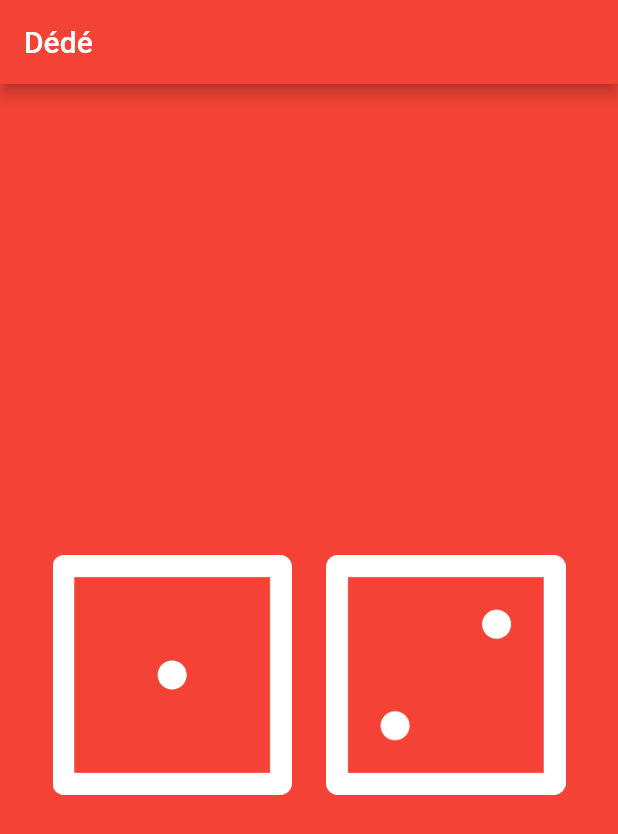
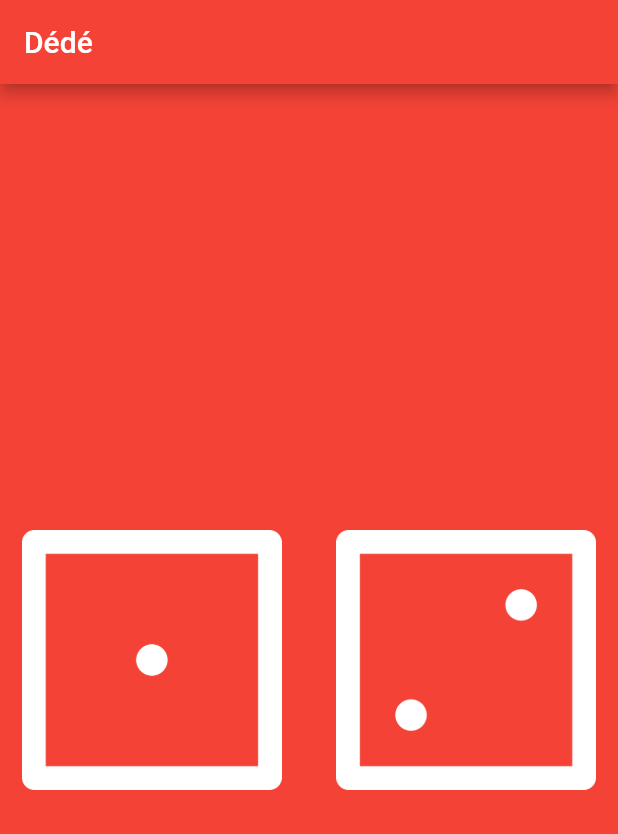
Before and after one commit to taip6494/dede, a Flutter app: the screen it shows after launch, on a phone screen of 412 x 824 dp. Shown: the top 834 px of the screen. Run offline on Flutter 3.47's test engine with Material 2 defaults, Android fonts, the phone set to English and light mode, and no system bars.

Commit message:
suppression du padding

```diff
--- a/lib/main.dart
+++ b/lib/main.dart
@@ -21,7 +21,6 @@ class DicePage extends StatelessWidget {
     double deviceWidth = MediaQuery.of(context).size.width;
     double deviceHeight = MediaQuery.of(context).size.height;
     return Container(
-      padding: EdgeInsets.fromLTRB(27, 20, 27, 0),
       child: Center(
         child: Row(
           children: [
```
